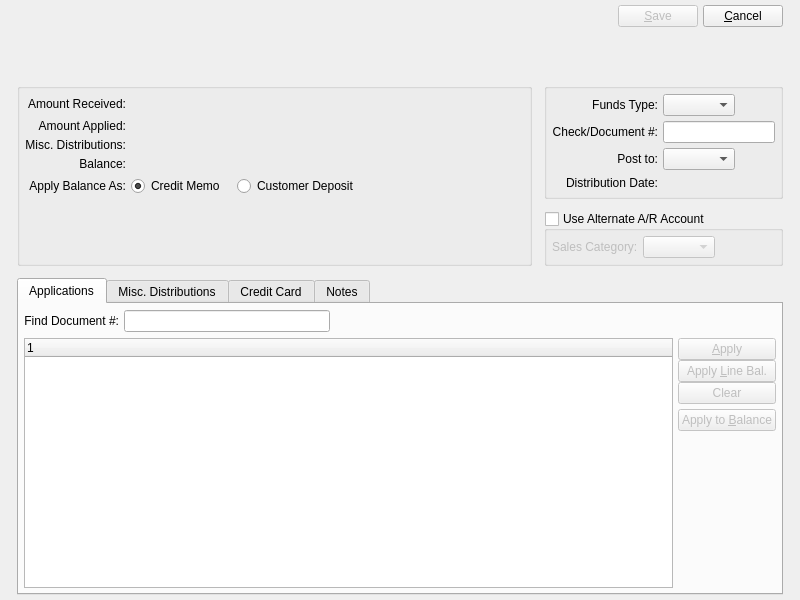
WooodHead/xtuple, file xtuple/trunk/guiclient/cashReceipt.ui: the form before one commit.
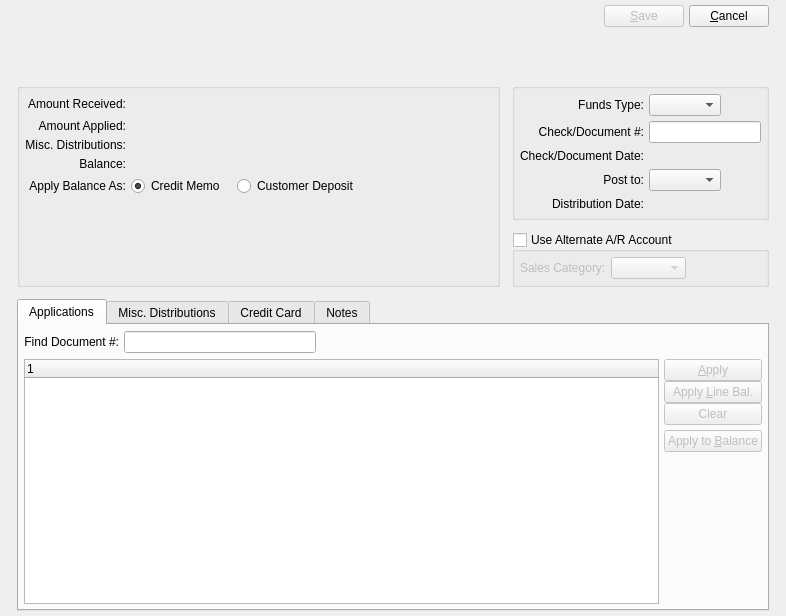
The form after the commit. Custom widgets are drawn as their Qt base class.

Commit message: Issue #6317:maintain new column cashrcpt_docdate

Patch:
```diff
--- a/xtuple/trunk/guiclient/cashReceipt.ui
+++ b/xtuple/trunk/guiclient/cashReceipt.ui
@@ -13,15 +13,15 @@
    <rect>
     <x>0</x>
     <y>0</y>
-    <width>800</width>
-    <height>600</height>
+    <width>786</width>
+    <height>616</height>
    </rect>
   </property>
   <property name="windowTitle" >
    <string>Cash Receipt</string>
   </property>
-   <layout class="QGridLayout" >
-    <item row="0" column="0" >
+  <layout class="QVBoxLayout" name="verticalLayout" >
+   <item>
      <layout class="QGridLayout" >
       <property name="leftMargin" >
        <number>12</number>
@@ -29,10 +29,7 @@
       <property name="rightMargin" >
        <number>12</number>
       </property>
-      <property name="horizontalSpacing" >
-       <number>12</number>
-      </property>
-      <property name="verticalSpacing" >
+     <property name="spacing" >
        <number>12</number>
       </property>
       <item row="0" column="0" colspan="2" >
@@ -329,7 +326,7 @@
            </property>
           </widget>
          </item>
-         <item row="2" column="0" >
+        <item row="3" column="0" >
           <widget class="QLabel" name="_postToLit" >
            <property name="text" >
             <string>Post to:</string>
@@ -339,7 +336,7 @@
            </property>
           </widget>
          </item>
-         <item row="2" column="1" >
+        <item row="3" column="1" >
           <layout class="QHBoxLayout" >
            <item>
             <widget class="XComboBox" name="_bankaccnt" >
@@ -366,7 +363,7 @@
            </item>
           </layout>
          </item>
-         <item row="3" column="0" >
+        <item row="4" column="0" >
           <widget class="QLabel" name="_distDateLit" >
            <property name="text" >
             <string>Distribution Date:</string>
@@ -379,7 +376,7 @@
            </property>
           </widget>
          </item>
-         <item row="3" column="1" >
+        <item row="4" column="1" >
           <layout class="QHBoxLayout" >
            <property name="spacing" >
             <number>0</number>
@@ -405,6 +402,45 @@
            </item>
           </layout>
          </item>
+        <item row="2" column="1" >
+         <layout class="QHBoxLayout" name="_2" >
+          <property name="spacing" >
+           <number>0</number>
+          </property>
+          <item>
+           <widget class="DLineEdit" name="_docDate" />
+          </item>
+          <item>
+           <spacer>
+            <property name="orientation" >
+             <enum>Qt::Horizontal</enum>
+            </property>
+            <property name="sizeType" >
+             <enum>QSizePolicy::Expanding</enum>
+            </property>
+            <property name="sizeHint" stdset="0" >
+             <size>
+              <width>25</width>
+              <height>16</height>
+             </size>
+            </property>
+           </spacer>
+          </item>
+         </layout>
+        </item>
+        <item row="2" column="0" >
+         <widget class="QLabel" name="_doumentDateLit" >
+          <property name="text" >
+           <string>Check/Document Date:</string>
+          </property>
+          <property name="alignment" >
+           <set>Qt::AlignRight|Qt::AlignTrailing|Qt::AlignVCenter</set>
+          </property>
+          <property name="buddy" >
+           <cstring>_docNumber</cstring>
+          </property>
+         </widget>
+        </item>
         </layout>
        </widget>
       </item>
@@ -448,7 +484,7 @@
            <property name="orientation" >
             <enum>Qt::Horizontal</enum>
            </property>
-           <property name="sizeHint" >
+          <property name="sizeHint" stdset="0" >
             <size>
              <width>40</width>
              <height>20</height>
@@ -496,7 +532,7 @@
             <property name="sizeType" >
              <enum>QSizePolicy::Minimum</enum>
             </property>
-            <property name="sizeHint" >
+           <property name="sizeHint" stdset="0" >
              <size>
               <width>441</width>
               <height>24</height>
@@ -589,7 +625,7 @@
                 <property name="sizeType" >
                  <enum>QSizePolicy::MinimumExpanding</enum>
                 </property>
-                <property name="sizeHint" >
+               <property name="sizeHint" stdset="0" >
                  <size>
                   <width>10</width>
                   <height>26</height>
```
Left out of the diff: 20 changed lines with no effect on the pictures. Lines whose indentation alone changed are shown as unchanged. The commit also changes 1 other file.
